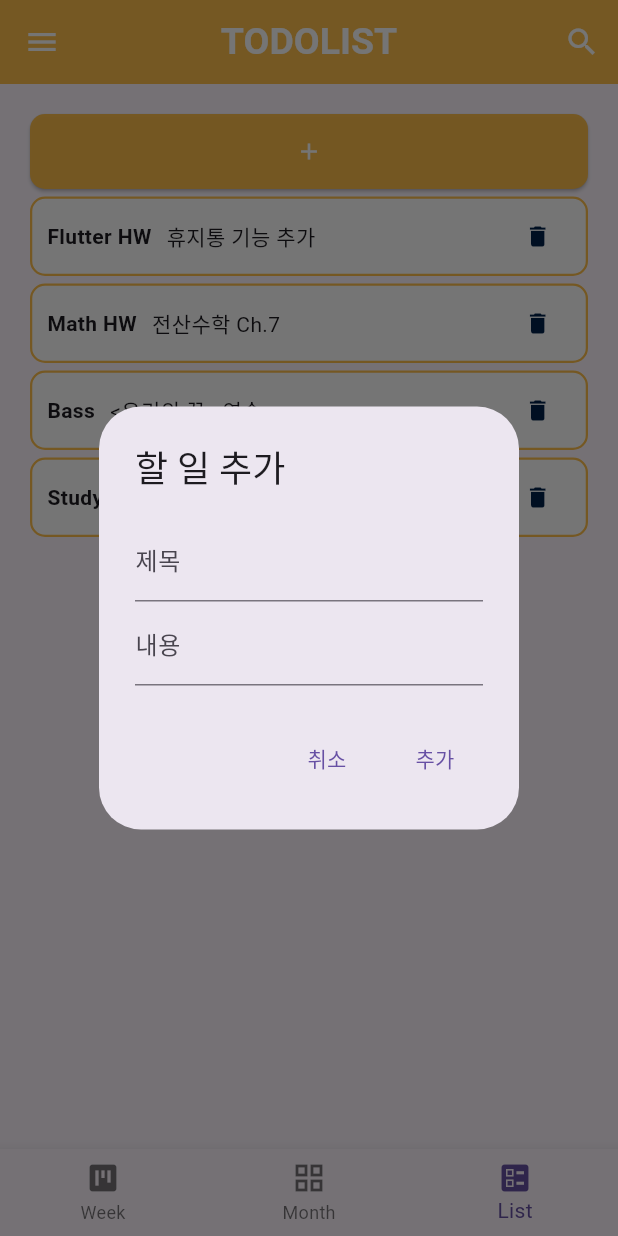
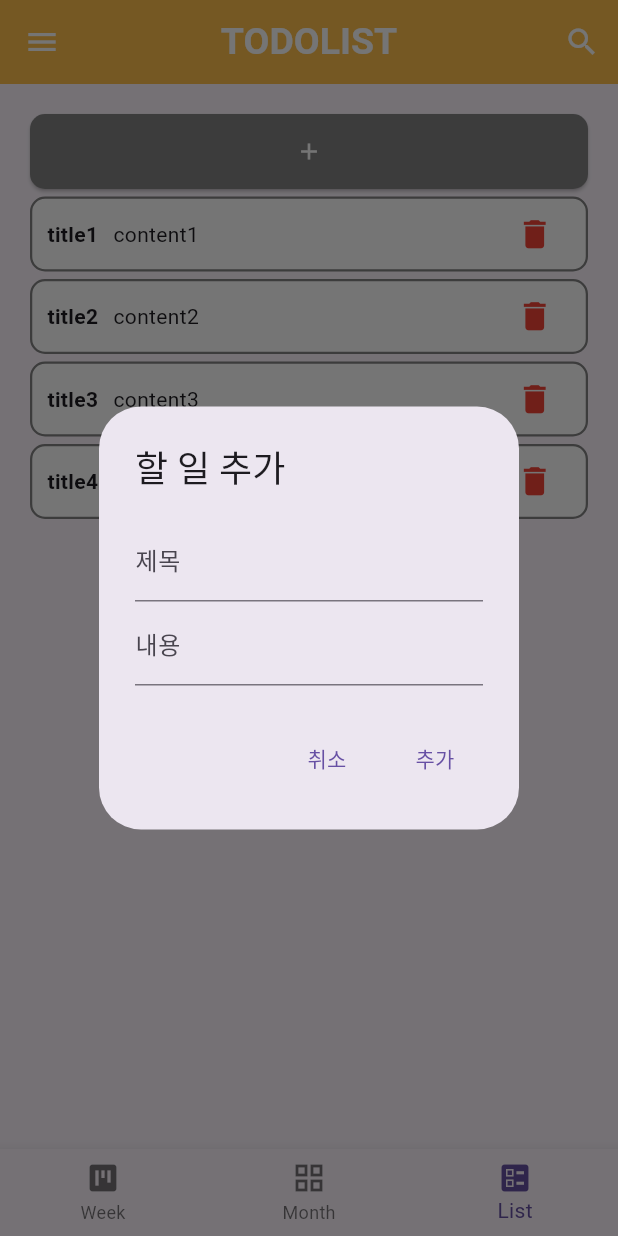
Before and after one commit to yurimn/flutter-study, a Flutter app: the screen it shows after launch, item 3 of the bottom bar chosen, after a tap on the "add" icon, on a phone screen of 412 x 824 dp. Run offline on Flutter 3.47's test engine with Material 3 defaults, Android fonts, the light colour scheme and no system bars.

Commit message:
delete 휴지통

```diff
--- a/to_do_list/lib/theme/dahye/list_4.dart
+++ b/to_do_list/lib/theme/dahye/list_4.dart
@@ -1,3 +1,118 @@
+import 'package:flutter/material.dart';
+import 'util.dart';
+
+class MenuList extends StatefulWidget {
+  const MenuList({Key? key}) : super(key: key);
+
+  @override
+  MenuListState createState() => MenuListState();
+}
+
+class MenuListState extends State<MenuList> {
+  List listComponent = [
+    ["title1", "content1"],
+    ["title2", "content2"],
+    ["title3", "content3"],
+    ["title4", "content4"]
+  ];
+
+  @override
+  Widget build(BuildContext context) {
+    Widget addButton() {
+      return SizedBox(
+          width: MediaQuery.of(context).size.width,
+          height: 50,
+          child: ElevatedButton(
+            onPressed: () {
+              setState(() {
+                showDialog(
+                    context: context,
+                    builder: (BuildContext context) {
+                      return addToDoDialog(context,
+                          (String title, String content) {
+                        setState(() {
+                          listComponent.add([title, content]);
+                        });
+                      });
+                    });
+              });
+            },
+            style: ElevatedButton.styleFrom(
+              backgroundColor: const Color.fromARGB(255, 130, 130, 130),
+              shape: const RoundedRectangleBorder(
+                  borderRadius: BorderRadius.all(Radius.circular(10))),
+            ),
+            child: const Icon(Icons.add, color: Colors.white),
+          ));
+    }
+
+    Widget deleteButton(int index, Function() onPressed) {
+      return IconButton(
+        onPressed: onPressed,
+        style: ButtonStyle(
+            backgroundColor: MaterialStateProperty.all(Colors.white),
+            shape: MaterialStateProperty.all(const CircleBorder()),
+            iconSize: MaterialStateProperty.all(25),
+            alignment: Alignment.center),
+        padding: const EdgeInsets.all(0),
+        icon: const Icon(Icons.delete, color: Colors.red),
+      );
+    }
+
+    return Padding(
+        padding: const EdgeInsets.all(20.0),
+        child: Column(
+          mainAxisAlignment: MainAxisAlignment.start,
+          crossAxisAlignment: CrossAxisAlignment.center,
+          children: [
+            addButton(),
+            ListView.builder(
+                shrinkWrap: true,
+                itemCount: listComponent.length,
+                itemBuilder: (BuildContext context, int index) {
+                  return menuComponent(
+                      listComponent[index],
+                      deleteButton(index, () {
+                        setState(() {
+                          listComponent.removeAt(index);
+                        });
+                      }));
+                })
+          ],
+        ));
+  }
+}
+
+Widget menuComponent(List content, Widget deleteButton) {
+  return Padding(
+      padding: const EdgeInsets.only(top: 5),
+      child: Container(
+          height: 50,
+          padding: const EdgeInsets.all(10),
+          decoration: BoxDecoration(
+            color: Colors.white,
+            border: Border.all(
+                color: const Color.fromARGB(255, 130, 130, 130), width: 1.5),
+            borderRadius: const BorderRadius.all(Radius.circular(10)),
+          ),
+          child: Row(
+            children: [
+              Text(content[0],
+                  style: const TextStyle(fontWeight: FontWeight.bold)),
+              const SizedBox(width: 10),
+              Text(content[1]),
+              const Spacer(),
+              deleteButton
+            ],
+          )));
+}
+
+
+
+
+
+// dd
+
 import 'package:flutter/material.dart';
 import 'util.dart';
 
```
